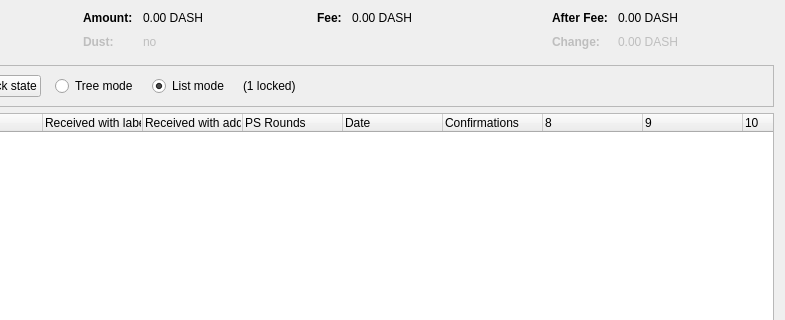
Before: the Qt Designer form src/qt/forms/coincontroldialog.ui in ruvex/SteepCoin-Core, drawn with Qt 5; both pictures show x 169 to 954 and y 0 to 320 of the 954 by 500 pixel window.
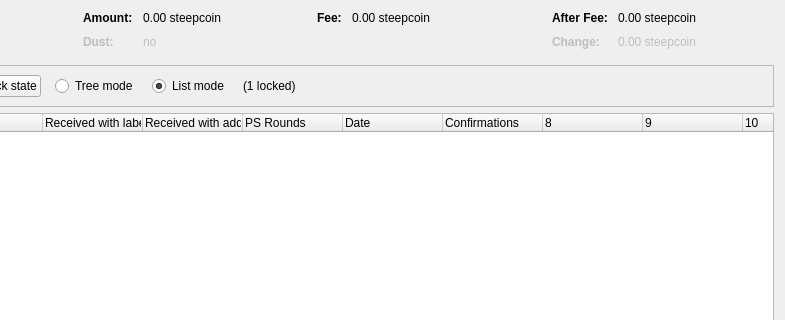
After: the same form once the commit is applied. Custom widgets are drawn as their Qt base class.

What changed in the file:
```diff
--- a/src/qt/forms/coincontroldialog.ui
+++ b/src/qt/forms/coincontroldialog.ui
@@ -132,7 +132,7 @@
           <enum>Qt::ActionsContextMenu</enum>
          </property>
          <property name="text">
-          <string notr="true">0.00 DASH</string>
+          <string notr="true">0.00 steepcoin</string>
          </property>
          <property name="textInteractionFlags">
           <set>Qt::LinksAccessibleByMouse|Qt::TextSelectableByKeyboard|Qt::TextSelectableByMouse</set>
@@ -212,7 +212,7 @@
           <enum>Qt::ActionsContextMenu</enum>
          </property>
          <property name="text">
-          <string notr="true">0.00 DASH</string>
+          <string notr="true">0.00 steepcoin</string>
          </property>
          <property name="textInteractionFlags">
           <set>Qt::LinksAccessibleByMouse|Qt::TextSelectableByKeyboard|Qt::TextSelectableByMouse</set>
@@ -257,7 +257,7 @@
           <enum>Qt::ActionsContextMenu</enum>
          </property>
          <property name="text">
-          <string notr="true">0.00 DASH</string>
+          <string notr="true">0.00 steepcoin</string>
          </property>
          <property name="textInteractionFlags">
           <set>Qt::LinksAccessibleByMouse|Qt::TextSelectableByKeyboard|Qt::TextSelectableByMouse</set>
@@ -292,7 +292,7 @@
           <enum>Qt::ActionsContextMenu</enum>
          </property>
          <property name="text">
-          <string notr="true">0.00 DASH</string>
+          <string notr="true">0.00 steepcoin</string>
          </property>
          <property name="textInteractionFlags">
           <set>Qt::LinksAccessibleByMouse|Qt::TextSelectableByKeyboard|Qt::TextSelectableByMouse</set>
```
